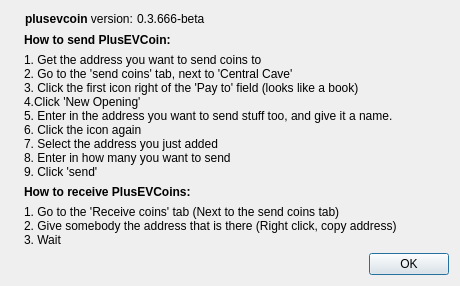
Qt form src/qt/forms/transactionTutDialog.ui (plusevcoin/plusevcoin) before a commit.
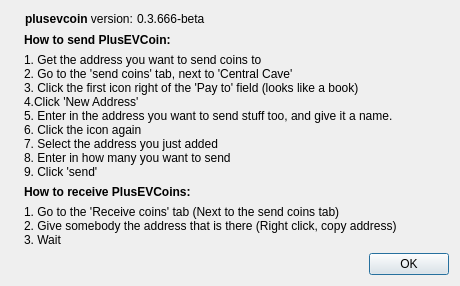
The same form after that commit. Icons and pictures are not drawn.

What changed in the file:
```diff
--- a/src/qt/forms/transactionTutDialog.ui
+++ b/src/qt/forms/transactionTutDialog.ui
@@ -125,7 +125,7 @@
         <string>1. Get the address you want to send coins to
 2. Go to the 'send coins' tab, next to 'Central Cave'
 3. Click the first icon right of the 'Pay to' field (looks like a book)
-4.Click 'New Opening'
+4.Click 'New Address'
 5. Enter in the address you want to send stuff too, and give it a name.
 6. Click the icon again
 7. Select the address you just added
```
